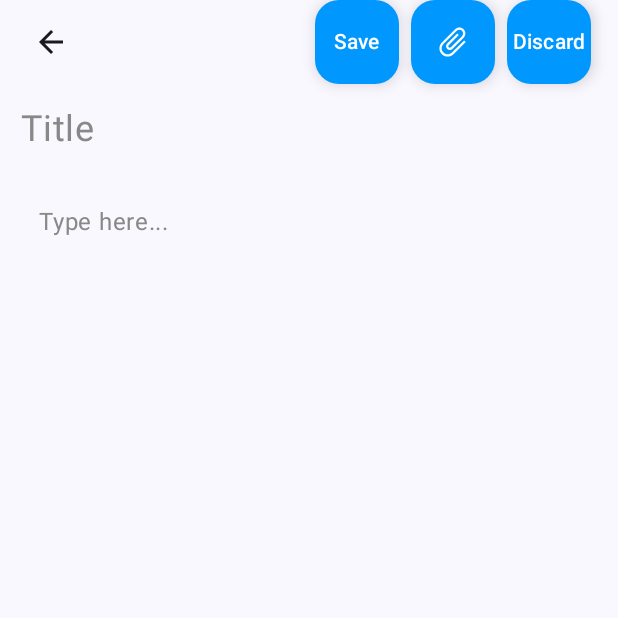
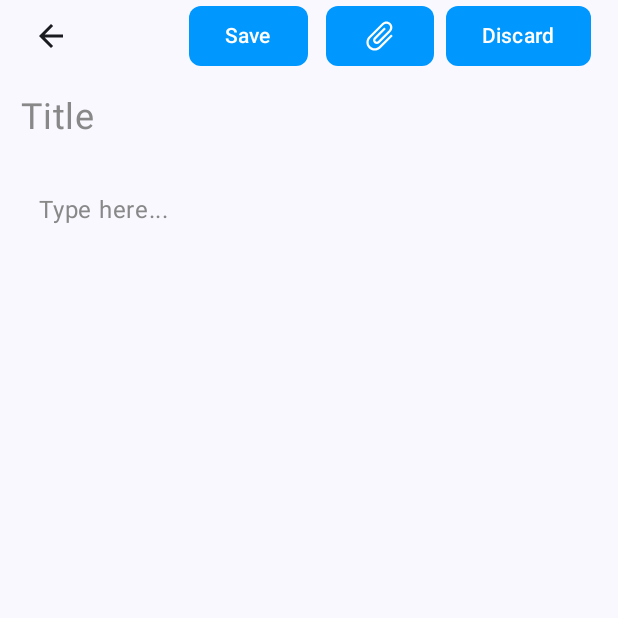
Before and after one commit to sucharitha457/Keep_Note, an Android app built with Jetpack Compose: the note screen opened through its navigation route, on a phone screen of 412 x 824 dp, the top half of it. Run offline under Robolectric (Android 15) with nearby library versions, the phone set to English and light mode, and no system bars; our stand-ins replace Dagger/Hilt's generated code, Room's generated code; pictures from the network do not load.

Commit message:
completed ig commit

```diff
--- a/app/src/main/java/com/example/keepnote/presentation/screens/DetailScreen.kt
+++ b/app/src/main/java/com/example/keepnote/presentation/screens/DetailScreen.kt
@@ -9,7 +9,10 @@ import androidx.activity.compose.rememberLauncherForActivityResult
 import androidx.activity.result.contract.ActivityResultContracts
 import androidx.compose.foundation.background
 import androidx.compose.foundation.layout.*
+import androidx.compose.foundation.shape.RoundedCornerShape
 import androidx.compose.foundation.text.BasicTextField
+import androidx.compose.foundation.text.KeyboardActions
+import androidx.compose.foundation.text.KeyboardOptions
 import androidx.compose.material.icons.Icons
 import androidx.compose.material.icons.filled.ArrowBack
 import androidx.compose.material.icons.filled.Delete
@@ -20,10 +23,13 @@ import androidx.compose.runtime.saveable.rememberSaveable
 import androidx.compose.ui.Alignment
 import androidx.compose.ui.Modifier
 import androidx.compose.ui.focus.FocusRequester
+import androidx.compose.ui.focus.focusRequester
 import androidx.compose.ui.graphics.Color
 import androidx.compose.ui.platform.LocalContext
 import androidx.compose.ui.res.painterResource
 import androidx.compose.ui.text.TextStyle
+import androidx.compose.ui.text.font.FontWeight
+import androidx.compose.ui.text.input.ImeAction
 import androidx.compose.ui.unit.dp
 import androidx.compose.ui.unit.sp
 import androidx.hilt.navigation.compose.hiltViewModel
@@ -61,6 +67,7 @@ fun DetailScreen(
     val context = LocalContext.current
     val focusRequesters = remember { mutableStateListOf<FocusRequester>() }
     val pendingFocusIndex = remember { mutableStateOf<Int?>(null) }
+    val nextFocusRequester = remember { FocusRequester() }
 
     LaunchedEffect(noteId) {
         noteId?.toIntOrNull()?.let { id ->
@@ -104,13 +111,18 @@ fun DetailScreen(
             pendingFocusIndex.value = null
         }
     }
+    LaunchedEffect(Unit) {
+        if (pendingFocusIndex.value == 0 && focusRequesters.isNotEmpty()) {
+            focusRequesters[0].requestFocus()
+        }
+    }
+
     val imagePickerLauncher =
         rememberLauncherForActivityResult(ActivityResultContracts.GetContent()) { uri: Uri? ->
             uri?.let {
                 try {
                     context.contentResolver.takePersistableUriPermission(
-                        it,
-                        Intent.FLAG_GRANT_READ_URI_PERMISSION
+                        it, Intent.FLAG_GRANT_READ_URI_PERMISSION
                     )
                 } catch (e: SecurityException) {
                     e.printStackTrace()
@@ -136,33 +148,27 @@ fun DetailScreen(
             }
         }
 
-//    Scaffold(
-//        snackbarHost = { SnackbarHost(hostState = snackbarHostState) }
-//    ) { paddingValues ->
+
     Column(
-            modifier = modifier
-                .padding(horizontal = 10.dp)
+        modifier = modifier.padding(horizontal = 10.dp)
     ) {
         Row(verticalAlignment = Alignment.CenterVertically) {
-                IconButton(onClick = { navController.popBackStack() },
-                    modifier = Modifier
+            IconButton(
+                onClick = { navController.popBackStack() }, modifier = Modifier
             ) {
                 Icon(Icons.Default.ArrowBack, contentDescription = "Back")
             }
 
             Spacer(modifier = Modifier.weight(1f))
+            if (!isApiData) {
+                if (enableToEdit || isNewNote) {
+                    Button(
+                        colors = ButtonColors(containerColor = Primary, contentColor = Color.White , disabledContentColor = Color.LightGray, disabledContainerColor = Color.LightGray),
+                        shape = RoundedCornerShape(8.dp),
+                        modifier = Modifier.padding(horizontal = 4.dp),
+                        onClick = {
 
-                if (enableToEdit || isNewNote) {
-                    FloatingActionButton(
-                        containerColor = Primary,
-                        contentColor = Color.White,
-                        onClick = {
-                        Log.d("DEBUG", "Title: '${title}' (${title.length})")
-                        Log.d(
-                            "DEBUG",
-                            "Description: '${savedDesription}' (${savedDesription.length})"
-                        )
-                        if (title.trim().length != 0 || savedDesription.trim().length != 0) {
+                            if (title.trim().length != 0) {
                                 Log.d("DetailScreen", "Saved: ")
                                 val newNote = NoteEntity(
                                     id = noteId?.toIntOrNull() ?: 0,
@@ -174,13 +180,14 @@ fun DetailScreen(
                                     image = "",
                                     isApiData = isApiData
                                 )
+                                Log.d("DetailScreen", "Saved: ")
+                                enableToEdit = false
+                                Log.d("DetailScreen", "enableToEdit: $enableToEdit")
                                 if (isNewNote) {
                                     detailViewmodel.saveNote(newNote)
                                 } else {
                                     detailViewmodel.updateNote(newNote)
                                 }
-                            Log.d("DetailScreen", "Saved: $newNote")
-                            navController.popBackStack()
                             } else {
                                 Log.d("DetailScreen", "not saved ")
                                 coroutineScope.launch {
@@ -188,12 +195,12 @@ fun DetailScreen(
                                 }
                             }
                         }) {
-                        Text("Save")
+                        Text("Save", fontWeight = FontWeight.SemiBold)
                     }
                     Spacer(modifier = Modifier.width(8.dp))
-                    FloatingActionButton(
-                        containerColor = Primary,
-                        contentColor = Color.White,
+                    Button(
+                        colors = ButtonColors(containerColor = Primary, contentColor = Color.White , disabledContentColor = Color.LightGray, disabledContainerColor = Color.LightGray),
+                        shape = RoundedCornerShape(8.dp),
                         onClick = {
                             imagePickerLauncher.launch("image/*")
                         }) {
@@ -203,20 +210,21 @@ fun DetailScreen(
                         )
                     }
                 } else {
-                    FloatingActionButton(
-                        containerColor = Primary,
-                        contentColor = Color.White,
+                    Button(
+                        colors = ButtonColors(containerColor = Primary, contentColor = Color.White , disabledContentColor = Color.LightGray, disabledContainerColor = Color.LightGray),
+                        shape = RoundedCornerShape(8.dp),
                         onClick = {
                             enableToEdit = true
                         }) {
                         Icon(Icons.Default.Edit, contentDescription = "Edit")
                     }
                 }
-                if (!isNewNote && isApiData == false) {
+                if (!isNewNote) {
                     Spacer(modifier = Modifier.width(8.dp))
-                    FloatingActionButton(
-                        containerColor = Primary,
-                        contentColor = Color.White,
+                    Button(
+                        colors = ButtonColors(containerColor = Primary, contentColor = Color.White , disabledContentColor = Color.LightGray, disabledContainerColor = Color.LightGray),
+
+                        shape = RoundedCornerShape(8.dp),
                         onClick = {
                             noteId?.toIntOrNull()?.let {
                                 detailViewmodel.deleteNote(it)
@@ -225,13 +233,13 @@ fun DetailScreen(
                         }) {
                         Icon(Icons.Default.Delete, contentDescription = "Delete")
                     }
-
                     Spacer(modifier = Modifier.width(8.dp))
                 } else if (isNewNote) {
                     Spacer(modifier = Modifier.width(8.dp))
-                    FloatingActionButton(
-                        containerColor = Primary,
-                        contentColor = Color.White,
+                    Button(
+                        colors = ButtonColors(containerColor = Primary, contentColor = Color.White , disabledContentColor = Color.LightGray, disabledContainerColor = Color.LightGray),
+
+                        shape = RoundedCornerShape(8.dp),
                         onClick = {
                             title = ""
                             navController.popBackStack()
@@ -241,21 +249,33 @@ fun DetailScreen(
                     Spacer(modifier = Modifier.width(8.dp))
                 }
             }
-
+        }
         Spacer(modifier = Modifier.height(16.dp))
 
         BasicTextField(
             value = title,
             onValueChange = { title = it },
             textStyle = TextStyle(color = Color.Black, fontSize = 24.sp),
-                modifier = Modifier.fillMaxWidth().padding(horizontal = 4.dp),
+            modifier = Modifier
+                .fillMaxWidth()
+                .focusRequester(nextFocusRequester)
+                .padding(horizontal = 4.dp),
             decorationBox = { innerTextField ->
                 if (title.isEmpty()) {
                     Text(text = "Title", color = Color.Gray, fontSize = 24.sp)
                 }
                 innerTextField()
             },
-                enabled = if (isNewNote || enableToEdit) true else false
+            maxLines = 1,
+            enabled = if (isNewNote || enableToEdit) true else false,
+            keyboardOptions = KeyboardOptions.Default.copy(
+                imeAction = ImeAction.Next
+            ),
+            keyboardActions = KeyboardActions(
+                onNext = {
+                    focusRequesters.firstOrNull()?.requestFocus()
+                }
+            )
         )
         Spacer(modifier = Modifier.height(16.dp))
         RichEditor(
@@ -267,9 +287,9 @@ fun DetailScreen(
                 }
             },
             onBackspaceAtStart = { index ->
-                    if (index > 0 &&
-                        blocks.getOrNull(index) is EditorBlock.TextBlock &&
-                        blocks.getOrNull(index - 1) is EditorBlock.ImageBlock
+                if (index > 0 && blocks.getOrNull(index) is EditorBlock.TextBlock && blocks.getOrNull(
+                        index - 1
+                    ) is EditorBlock.ImageBlock
                 ) {
                     blocks.removeAt(index)
                     focusRequesters.removeAt(index)
@@ -281,8 +301,8 @@ fun DetailScreen(
                 }
             },
             focusRequesters = focusRequesters,
-                navController = navController
+            navController = navController,
+            firstBlockFocusRequester = focusRequesters.firstOrNull()
         )
     }
-//    }
 }
```
Also changed, not shown: app/src/main/java/com/example/keepnote/presentation/screens/Description.kt (+7 -116 lines). Lines whose indentation alone changed are shown as unchanged.
